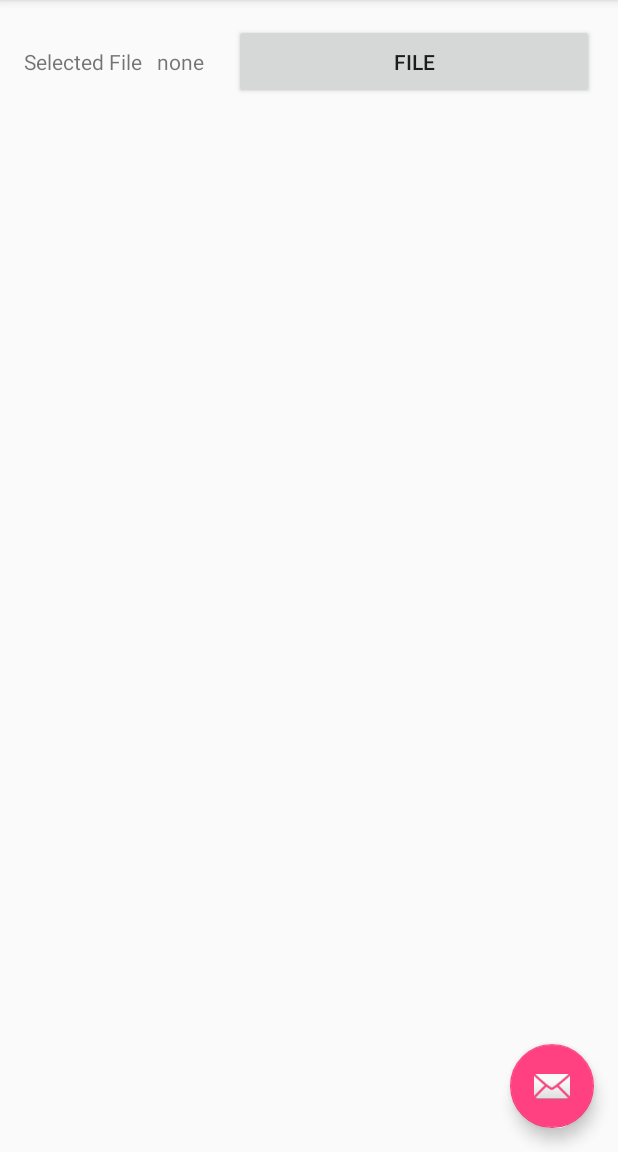
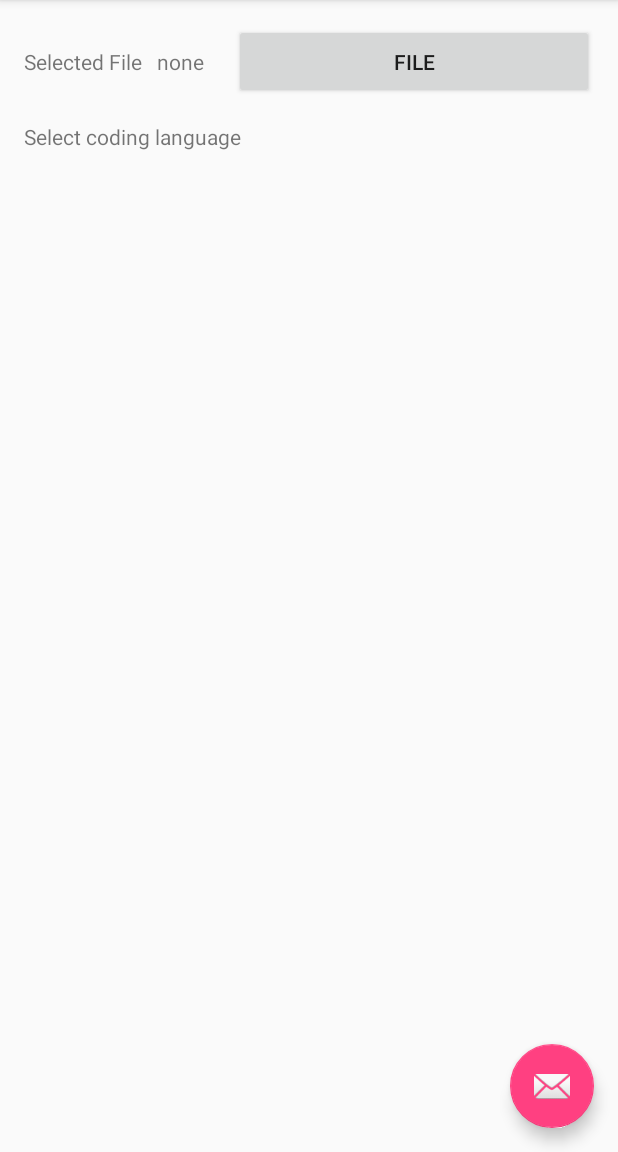
Before and after one commit to jesperancinha/image-train-filters-android, an Android app: the screen it shows after launch (MainActivity), on a phone screen of 412 x 824 dp, the part 84-1236 px from its top. Run offline under Robolectric (Android 15) with nearby library versions, the phone set to English and light mode, and no system bars.

Commit message:
SZ-N Adds coding language label

```diff
--- a/app/src/main/res/layout/content_main.xml
+++ b/app/src/main/res/layout/content_main.xml
@@ -13,6 +13,7 @@
     tools:showIn="@layout/activity_main"
     tools:context="com.steelzack.pencelizer.MainActivity">
 
+    tabl
 
     <TextView
         android:layout_width="wrap_content"
@@ -51,4 +52,14 @@
         android:height="50dp"
         />
 
+    <TextView
+        android:layout_width="wrap_content"
+        android:layout_height="wrap_content"
+        android:textAppearance="?android:attr/textAppearanceSmall"
+        android:layout_below="@id/lblSelectedFile"
+        android:text="Select coding language"
+        android:gravity="center_vertical"
+        android:id="@+id/lblLanguageCoding"
+        android:height="50dp"/>
+
 </RelativeLayout>
--- /dev/null
+++ b/app/src/main/res/values/ids.xml
@@ -0,0 +1,4 @@
+<?xml version="1.0" encoding="utf-8"?>
+<resources>
+    <item name="lblCodingLanguage" type="id" />
+</resources>
```
Lines whose indentation alone changed are shown as unchanged.
